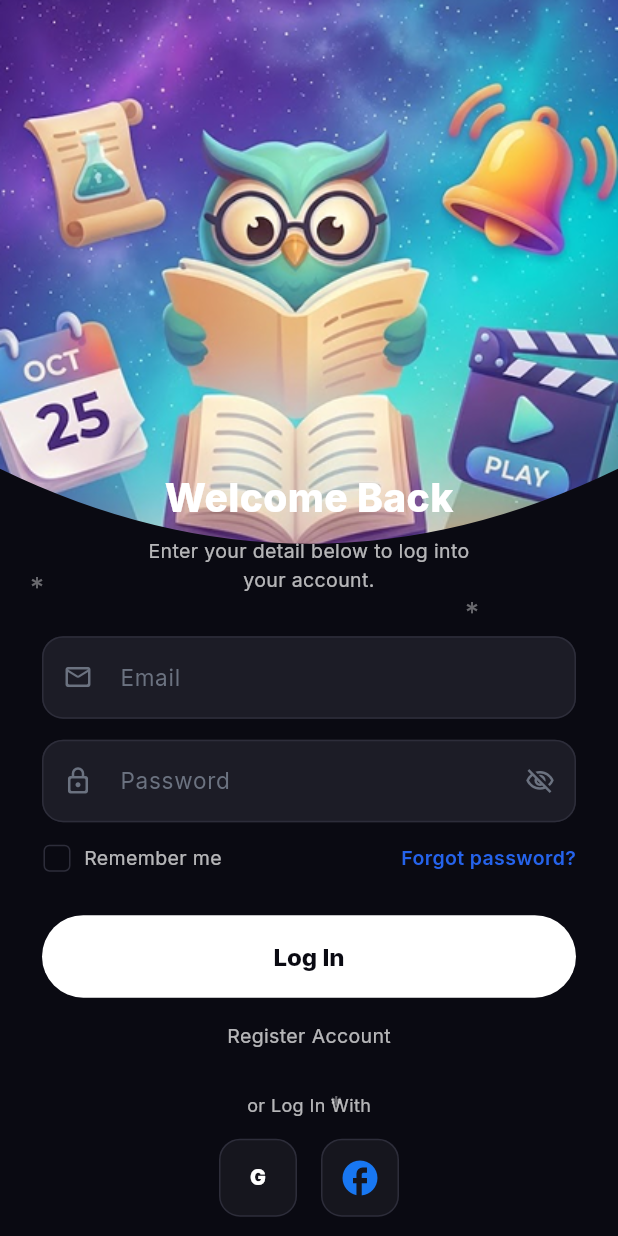
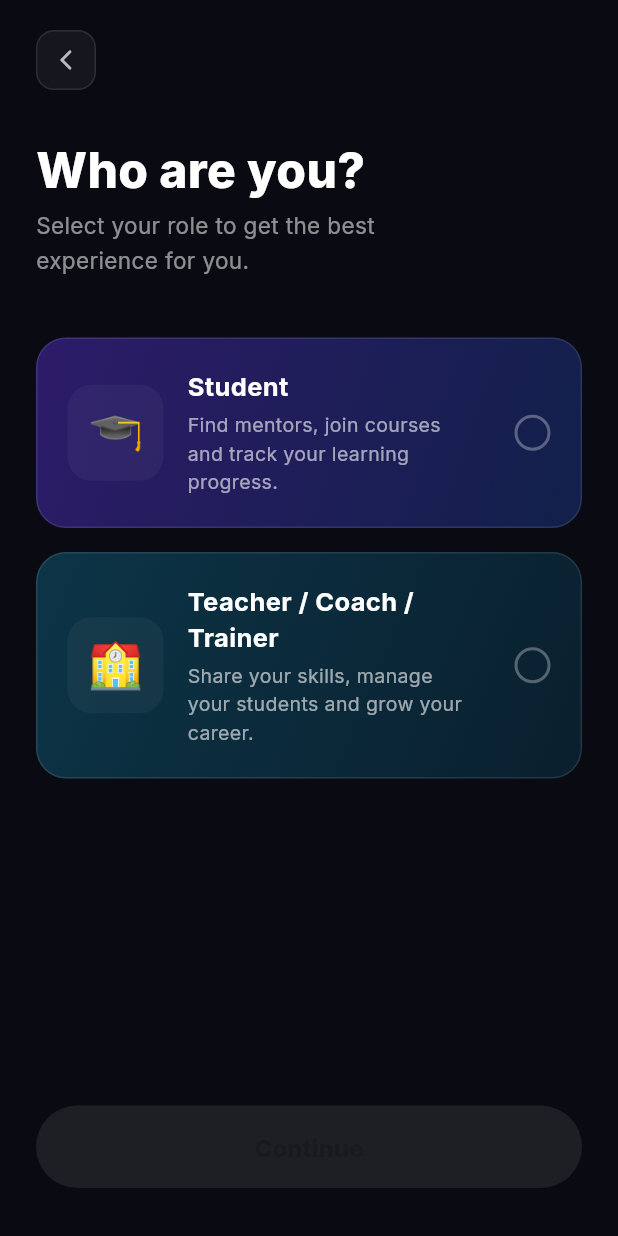
Before and after one commit to v1mean/MOBILE_APPLICATION, a Flutter app: the screen it shows after launch, after a tap on "Get Started", on a phone screen of 412 x 824 dp. Run offline on Flutter 3.47's test engine with Material 3 defaults, Android fonts, the phone set to English and light mode, and no system bars; drawn by our look-alikes of flutter_animate; our stand-ins replace go_router, google_fonts, google_sign_in, supabase_flutter; missing offline and left inert: flutter_facebook_auth; accounts and stored records are empty.

Commit message:
feat: add role selection screen between splash and login (Student / Teacher)

```diff
--- a/lib/router.dart
+++ b/lib/router.dart
@@ -20,6 +20,8 @@ import 'screens/change_password_screen.dart';
 import 'screens/privacy_security_screen.dart';
 import 'screens/payment_methods_screen.dart';
 import 'screens/course_listing_screen.dart';
+import 'screens/role_selection_screen.dart';
+import 'screens/teacher_login_screen.dart';
 import 'services/api_service.dart';
 
 void setupDeepLinkListener() {
@@ -95,25 +97,32 @@ final GoRouter router = GoRouter(
     final isGoingToSplash = state.matchedLocation == '/';
     final isGoingToForgotPassword = state.matchedLocation == '/forgot-password';
     final isGoingToResetPassword = state.matchedLocation == '/reset-password';
+    final isGoingToRoleSelect = state.matchedLocation == '/role-select';
+    final isGoingToTeacherLogin = state.matchedLocation == '/teacher-login';
 
     final isAuthPage = isGoingToLogin ||
         isGoingToRegister ||
         isGoingToSplash ||
         isGoingToForgotPassword ||
-        isGoingToResetPassword;
+        isGoingToResetPassword ||
+        isGoingToRoleSelect ||
+        isGoingToTeacherLogin;
 
     // If unauthenticated (and not guest) and trying to access a protected route
     if (!loggedIn && !isAuthPage) {
       return '/login';
     }
     // If logged in (real session OR guest) and on an auth/splash page → go home
-    if (loggedIn && (isGoingToLogin || isGoingToRegister || isGoingToSplash)) {
+    if (loggedIn && (isGoingToLogin || isGoingToRegister || isGoingToSplash ||
+        isGoingToRoleSelect || isGoingToTeacherLogin)) {
       return '/home';
     }
     return null; // No redirection needed
   },
   routes: [
     GoRoute(path: '/', pageBuilder: (c, s) => _instant(s, const SplashScreen())),
+    GoRoute(path: '/role-select', pageBuilder: (c, s) => _instant(s, const RoleSelectionScreen())),
+    GoRoute(path: '/teacher-login', pageBuilder: (c, s) => _instant(s, const TeacherLoginScreen())),
     GoRoute(
       path: '/login',
       pageBuilder: (c, s) {
--- /dev/null
+++ b/lib/screens/role_selection_screen.dart
@@ -0,0 +1,248 @@
+import 'package:flutter/material.dart';
+import 'package:flutter_animate/flutter_animate.dart';
+import 'package:google_fonts/google_fonts.dart';
+import 'package:go_router/go_router.dart';
+import '../theme/app_colors.dart';
+
+class RoleSelectionScreen extends StatefulWidget {
+  const RoleSelectionScreen({super.key});
+
+  @override
+  State<RoleSelectionScreen> createState() => _RoleSelectionScreenState();
+}
+
+class _RoleSelectionScreenState extends State<RoleSelectionScreen> {
+  String? _selectedRole;
+
+  @override
+  Widget build(BuildContext context) {
+    return Scaffold(
+      backgroundColor: AppColors.darkBg,
+      body: SafeArea(
+        child: Padding(
+          padding: const EdgeInsets.symmetric(horizontal: 24),
+          child: Column(
+            crossAxisAlignment: CrossAxisAlignment.start,
+            children: [
+              const SizedBox(height: 20),
+              GestureDetector(
+                onTap: () => context.pop(),
+                child: Container(
+                  width: 40,
+                  height: 40,
+                  decoration: BoxDecoration(
+                    color: AppColors.darkCard,
+                    borderRadius: BorderRadius.circular(12),
+                    border: Border.all(color: Colors.white10),
+                  ),
+                  child: const Icon(Icons.arrow_back_ios_new_rounded,
+                      color: Colors.white70, size: 16),
+                ),
+              ).animate().fadeIn(duration: 300.ms),
+              const SizedBox(height: 36),
+              Text(
+                'Who are you?',
+                style: GoogleFonts.inter(
+                  fontSize: 32,
+                  fontWeight: FontWeight.w800,
+                  color: AppColors.white,
+                  height: 1.1,
+                ),
+              ).animate(delay: 100.ms).fadeIn().slideY(begin: 0.2),
+              const SizedBox(height: 8),
+              Text(
+                'Select your role to get the best\nexperience for you.',
+                style: GoogleFonts.inter(
+                  fontSize: 15,
+                  fontWeight: FontWeight.w400,
+                  color: Colors.white54,
+                  height: 1.5,
+                ),
+              ).animate(delay: 150.ms).fadeIn().slideY(begin: 0.2),
+              const SizedBox(height: 40),
+              _RoleCard(
+                icon: '🎓',
+                title: 'Student',
+                subtitle: 'Find mentors, join courses\nand track your learning progress.',
+                gradient: const LinearGradient(
+                  colors: [Color(0xFF2D1B69), Color(0xFF11204A)],
+                  begin: Alignment.topLeft,
+                  end: Alignment.bottomRight,
+                ),
+                accentColor: const Color(0xFF7B3FC8),
+                isSelected: _selectedRole == 'student',
+                onTap: () => setState(() => _selectedRole = 'student'),
+                delay: 200,
+              ),
+              const SizedBox(height: 16),
+              _RoleCard(
+                icon: '🏫',
+                title: 'Teacher / Coach / Trainer',
+                subtitle: 'Share your skills, manage\nyour students and grow your career.',
+                gradient: const LinearGradient(
+                  colors: [Color(0xFF0C3547), Color(0xFF0A1F2E)],
+                  begin: Alignment.topLeft,
+                  end: Alignment.bottomRight,
+                ),
+                accentColor: const Color(0xFF0EA5E9),
+                isSelected: _selectedRole == 'teacher',
+                onTap: () => setState(() => _selectedRole = 'teacher'),
+                delay: 300,
+              ),
+              const Spacer(),
+              AnimatedOpacity(
+                opacity: _selectedRole != null ? 1.0 : 0.35,
+                duration: const Duration(milliseconds: 250),
+                child: SizedBox(
+                  width: double.infinity,
+                  child: ElevatedButton(
+                    onPressed: _selectedRole == null
+                        ? null
+                        : () {
+                            if (_selectedRole == 'student') {
+                              context.push('/login');
+                            } else {
+                              context.push('/teacher-login');
+                            }
+                          },
+                    style: ElevatedButton.styleFrom(
+                      backgroundColor: AppColors.white,
+                      foregroundColor: AppColors.darkBg,
+                      disabledBackgroundColor: Colors.white24,
+                      padding: const EdgeInsets.symmetric(vertical: 18),
+                      shape: RoundedRectangleBorder(
+                        borderRadius: BorderRadius.circular(50),
+                      ),
+                      elevation: 0,
+                    ),
+                    child: Text(
+                      'Continue',
+                      style: GoogleFonts.inter(
+                        fontSize: 16,
+                        fontWeight: FontWeight.w800,
+                      ),
+                    ),
+                  ),
+                ),
+              ).animate(delay: 400.ms).fadeIn().slideY(begin: 0.2),
+              const SizedBox(height: 32),
+            ],
+          ),
+        ),
+      ),
+    );
+  }
+}
+
+class _RoleCard extends StatelessWidget {
+  final String icon;
+  final String title;
+  final String subtitle;
+  final LinearGradient gradient;
+  final Color accentColor;
+  final bool isSelected;
+  final VoidCallback onTap;
+  final int delay;
+
+  const _RoleCard({
+    required this.icon,
+    required this.title,
+    required this.subtitle,
+    required this.gradient,
+    required this.accentColor,
+    required this.isSelected,
+    required this.onTap,
+    required this.delay,
+  });
+
+  @override
+  Widget build(BuildContext context) {
+    return GestureDetector(
+      onTap: onTap,
+      child: AnimatedContainer(
+        duration: const Duration(milliseconds: 200),
+        curve: Curves.easeOut,
+        padding: const EdgeInsets.all(20),
+        decoration: BoxDecoration(
+          gradient: gradient,
+          borderRadius: BorderRadius.circular(20),
+          border: Border.all(
+            color: isSelected ? accentColor : Colors.white10,
+            width: isSelected ? 2 : 1,
+          ),
+          boxShadow: isSelected
+              ? [
+                  BoxShadow(
+                    color: accentColor.withAlpha(80),
+                    blurRadius: 20,
+                    spreadRadius: 0,
+                    offset: const Offset(0, 4),
+                  )
+                ]
+              : [],
+        ),
+        child: Row(
+          children: [
+            AnimatedContainer(
+              duration: const Duration(milliseconds: 200),
+              width: 64,
+              height: 64,
+              decoration: BoxDecoration(
+                color: isSelected
+                    ? accentColor.withAlpha(50)
+                    : Colors.white.withAlpha(10),
+                borderRadius: BorderRadius.circular(16),
+              ),
+              child: Center(
+                child: Text(icon, style: const TextStyle(fontSize: 30)),
+              ),
+            ),
+            const SizedBox(width: 16),
+            Expanded(
+              child: Column(
+                crossAxisAlignment: CrossAxisAlignment.start,
+                children: [
+                  Text(
+                    title,
+                    style: GoogleFonts.inter(
+                      fontSize: 17,
+                      fontWeight: FontWeight.w700,
+                      color: AppColors.white,
+                    ),
+                  ),
+                  const SizedBox(height: 4),
+                  Text(
+                    subtitle,
+                    style: GoogleFonts.inter(
+                      fontSize: 13,
+                      fontWeight: FontWeight.w400,
+                      color: Colors.white60,
+                      height: 1.45,
+                    ),
+                  ),
+                ],
+              ),
+            ),
+            const SizedBox(width: 12),
+            AnimatedContainer(
+              duration: const Duration(milliseconds: 200),
+              width: 24,
+              height: 24,
+              decoration: BoxDecoration(
+                color: isSelected ? accentColor : Colors.transparent,
+                shape: BoxShape.circle,
+                border: Border.all(
+                  color: isSelected ? accentColor : Colors.white30,
+                  width: 2,
+                ),
+              ),
+              child: isSelected
+                  ? const Icon(Icons.check_rounded, color: Colors.white, size: 14)
+                  : null,
+            ),
+          ],
+        ),
+      ),
+    ).animate(delay: Duration(milliseconds: delay)).fadeIn().slideY(begin: 0.15);
+  }
+}
--- a/lib/screens/splash_screen.dart
+++ b/lib/screens/splash_screen.dart
@@ -80,7 +80,7 @@ class SplashScreen extends StatelessWidget {
                     SizedBox(
                       width: double.infinity,
                       child: ElevatedButton(
-                        onPressed: () => context.push('/login'),
+                        onPressed: () => context.push('/role-select'),
                         style: ElevatedButton.styleFrom(
                           backgroundColor: AppColors.white,
                           foregroundColor: AppColors.darkBg,
```
Also changed, not shown: lib/screens/teacher_login_screen.dart (added, +118 -0 lines).
